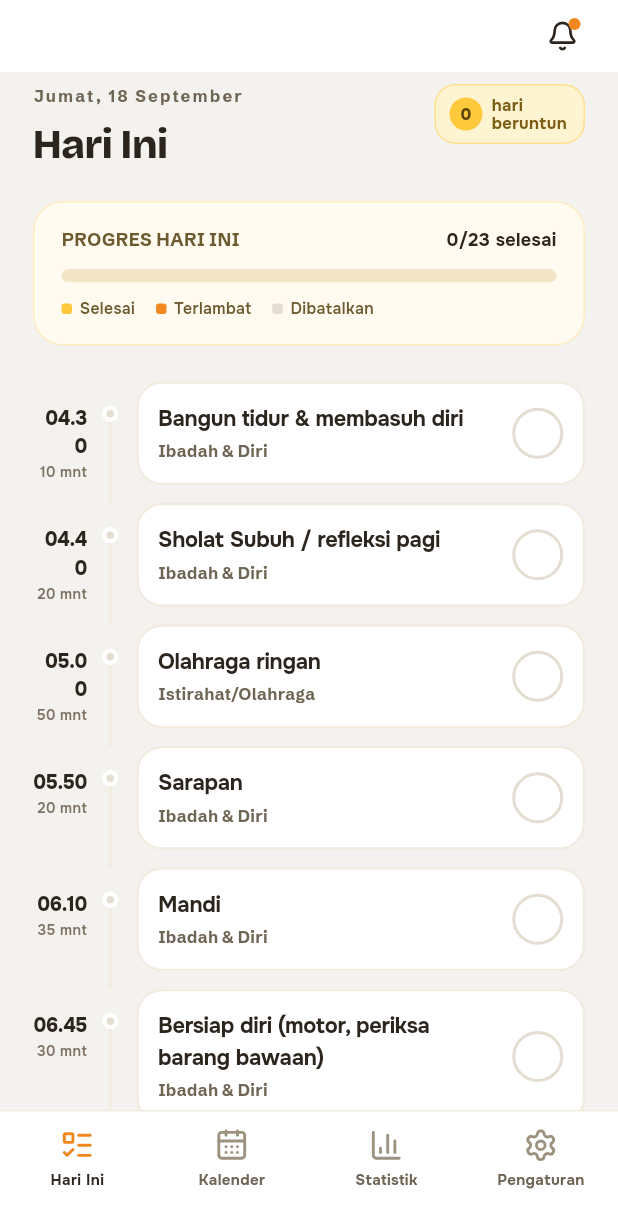
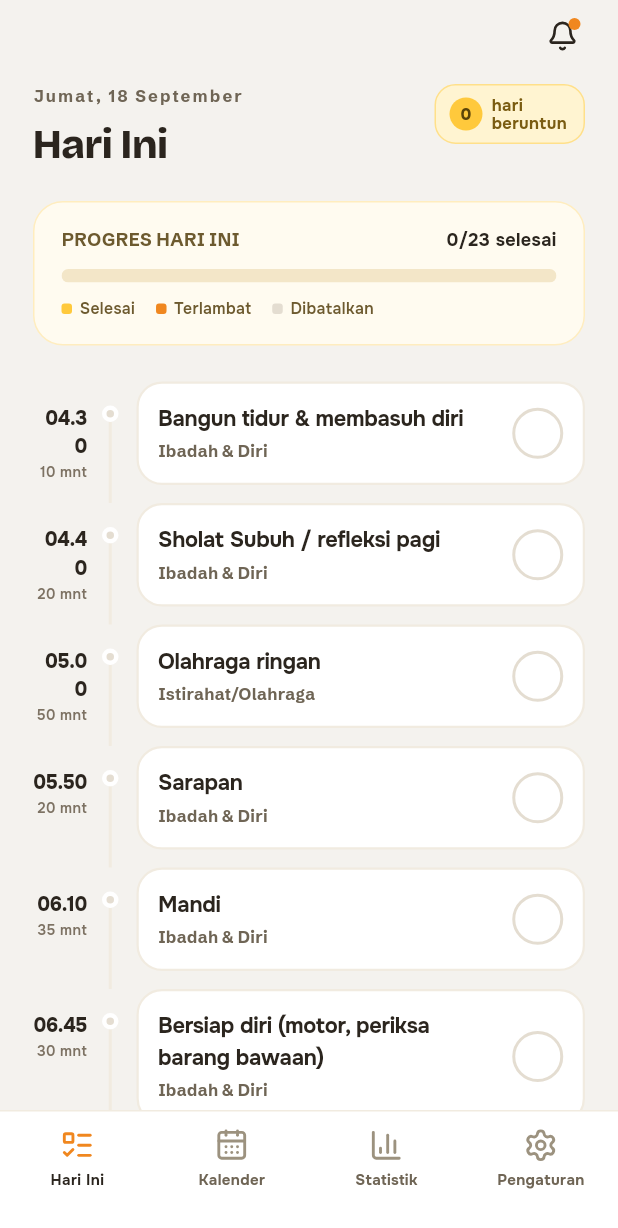
Before and after one commit to itsraziqsm/Daily-Track-App, a Flutter app: the screen it shows after launch, on a phone screen of 412 x 824 dp. Shown: the top 1228 px of the screen. Run offline on Flutter 3.47's test engine with Material 3 defaults, Android fonts, the phone set to English and light mode, and no system bars; our stand-ins replace lucide_icons_flutter, sqflite; accounts and stored records are empty.

Commit message:
Animate checking a task and the daily progress bar
Checking a task now pops its icon in with an overshoot, cross-fades
the circle fill and card tint, and fires a selection haptic. The
progress bar becomes three stacked layers whose widths tween
independently, so the done and late portions grow into place instead
of snapping, and the counter above it counts up.

Also pins the app bar to the main background colour: Material 3 was
tinting it on scroll-under, which made it drift away from the body.

Co-Authored-By: Claude Opus 5 <noreply@anthropic.com>
Claude-Session: https://claude.ai/code/session_01NbFS92ECAiKe7ZkBYNtGfg

```diff
--- a/lib/screens/home_tab.dart
+++ b/lib/screens/home_tab.dart
@@ -99,29 +99,19 @@ class HomeTab extends StatelessWidget {
                     'PROGRES HARI INI',
                     style: TextStyle(fontFamily: AppFonts.subtitle, fontSize: 12, fontWeight: FontWeight.w700, letterSpacing: 0.3, color: AppColors.yellowInk3),
                   ),
-                  Text(
-                    '${provider.doneCount}/${provider.totalCount} selesai',
-                    style: const TextStyle(fontSize: 12, fontWeight: FontWeight.w700, color: AppColors.ink),
+                  TweenAnimationBuilder<double>(
+                    tween: Tween(end: provider.doneCount.toDouble()),
+                    duration: const Duration(milliseconds: 450),
+                    curve: Curves.easeOutCubic,
+                    builder: (context, value, _) => Text(
+                      '${value.round()}/${provider.totalCount} selesai',
+                      style: const TextStyle(fontSize: 12, fontWeight: FontWeight.w700, color: AppColors.ink),
+                    ),
                   ),
                 ],
               ),
               const SizedBox(height: 11),
-              ClipRRect(
-                borderRadius: BorderRadius.circular(99),
-                child: SizedBox(
-                  height: 9,
-                  child: Row(
-                    children: [
-                      Expanded(flex: (pctDone * 1000).round().clamp(0, 1000), child: Container(color: AppColors.yellow)),
-                      Expanded(flex: (pctLate * 1000).round().clamp(0, 1000), child: Container(color: AppColors.orange)),
-                      Expanded(
-                        flex: (1000 - (pctDone * 1000).round() - (pctLate * 1000).round()).clamp(0, 1000),
-                        child: Container(color: const Color(0xFFF3E6C8)),
-                      ),
-                    ],
-                  ),
-                ),
-              ),
+              _ProgressBar(donePct: pctDone, latePct: pctLate),
               const SizedBox(height: 10),
               Wrap(
                 spacing: 14,
@@ -172,6 +162,61 @@ class HomeTab extends StatelessWidget {
   }
 }
 
+/// Bar progres tiga lapis: jalur dasar, porsi terlambat, lalu porsi selesai
+/// tepat waktu di atasnya. Tiap lapis melebar sendiri saat angkanya berubah.
+class _ProgressBar extends StatelessWidget {
+  final double donePct;
+  final double latePct;
+
+  const _ProgressBar({required this.donePct, required this.latePct});
+
+  @override
+  Widget build(BuildContext context) {
+    return ClipRRect(
+      borderRadius: BorderRadius.circular(99),
+      child: SizedBox(
+        height: 9,
+        child: Stack(
+          children: [
+            Positioned.fill(child: Container(color: const Color(0xFFF3E6C8))),
+            _ProgressSegment(fraction: donePct + latePct, color: AppColors.orange),
+            _ProgressSegment(fraction: donePct, color: AppColors.yellow),
+          ],
+        ),
+      ),
+    );
+  }
+}
+
+class _ProgressSegment extends StatelessWidget {
+  final double fraction;
+  final Color color;
+
+  const _ProgressSegment({required this.fraction, required this.color});
+
+  @override
+  Widget build(BuildContext context) {
+    return Positioned.fill(
+      child: TweenAnimationBuilder<double>(
+        tween: Tween(end: fraction.clamp(0.0, 1.0)),
+        duration: const Duration(milliseconds: 450),
+        // Sedikit melewati target lalu mengendap, seperti transisi di desain.
+        curve: const Cubic(0.3, 1.2, 0.4, 1),
+        builder: (context, value, _) => Align(
+          alignment: Alignment.centerLeft,
+          child: FractionallySizedBox(
+            widthFactor: value.clamp(0.0, 1.0),
+            heightFactor: 1,
+            child: DecoratedBox(
+              decoration: BoxDecoration(color: color, borderRadius: BorderRadius.circular(99)),
+            ),
+          ),
+        ),
+      ),
+    );
+  }
+}
+
 class _Legend extends StatelessWidget {
   final Color color;
   final String label;
--- a/lib/screens/notification_feed_screen.dart
+++ b/lib/screens/notification_feed_screen.dart
@@ -18,7 +18,7 @@ class NotificationFeedScreen extends StatelessWidget {
     final items = provider.allLogs.take(20).toList();
 
     return Scaffold(
-      backgroundColor: AppColors.card,
+      backgroundColor: AppColors.bg,
       appBar: AppBar(
         title: const Text('Notifikasi', style: TextStyle(fontFamily: AppFonts.title, fontSize: 22, fontWeight: FontWeight.w800, letterSpacing: -0.5, color: AppColors.ink)),
         actions: [
--- a/lib/theme/app_theme.dart
+++ b/lib/theme/app_theme.dart
@@ -1,4 +1,5 @@
 import 'package:flutter/material.dart';
+import 'package:flutter/services.dart';
 
 /// Tiga famili huruf, semuanya dibundel lokal di `assets/fonts/`.
 class AppFonts {
@@ -61,10 +62,20 @@ ThemeData buildAppTheme() {
       displayColor: AppColors.ink,
     ),
     appBarTheme: const AppBarTheme(
-      backgroundColor: AppColors.card,
+      // Sewarna dengan latar utama. surfaceTint & scrolledUnderElevation
+      // dimatikan supaya Material 3 tidak menaburkan warna elevasi saat konten
+      // digulung ke belakang app bar.
+      backgroundColor: AppColors.bg,
+      surfaceTintColor: Colors.transparent,
+      scrolledUnderElevation: 0,
+      elevation: 0,
       foregroundColor: AppColors.ink,
-      elevation: 0,
       centerTitle: false,
+      systemOverlayStyle: SystemUiOverlayStyle(
+        statusBarColor: Colors.transparent,
+        statusBarIconBrightness: Brightness.dark,
+        statusBarBrightness: Brightness.light,
+      ),
     ),
     dividerColor: AppColors.line,
   );
--- a/lib/widgets/activity_tile.dart
+++ b/lib/widgets/activity_tile.dart
@@ -1,4 +1,5 @@
 import 'package:flutter/material.dart';
+import 'package:flutter/services.dart';
 import 'package:lucide_icons_flutter/lucide_icons.dart';
 
 import '../models/activity.dart';
@@ -117,7 +118,9 @@ class ActivityTile extends StatelessWidget {
           Column(
             children: [
               const SizedBox(height: 16),
-              Container(
+              AnimatedContainer(
+                duration: const Duration(milliseconds: 240),
+                curve: Curves.easeOut,
                 width: 11,
                 height: 11,
                 decoration: BoxDecoration(
@@ -136,7 +139,9 @@ class ActivityTile extends StatelessWidget {
           Expanded(
             child: Padding(
               padding: const EdgeInsets.only(bottom: 12),
-              child: Container(
+              child: AnimatedContainer(
+                duration: const Duration(milliseconds: 250),
+                curve: Curves.easeOut,
                 padding: const EdgeInsets.all(13),
                 decoration: BoxDecoration(
                   color: cardBg,
@@ -178,8 +183,13 @@ class ActivityTile extends StatelessWidget {
                         ),
                         const SizedBox(width: 11),
                         GestureDetector(
-                          onTap: onCheck,
-                          child: Container(
+                          onTap: () {
+                            HapticFeedback.selectionClick();
+                            onCheck();
+                          },
+                          child: AnimatedContainer(
+                            duration: const Duration(milliseconds: 240),
+                            curve: Curves.easeOut,
                             width: 34,
                             height: 34,
                             alignment: Alignment.center,
@@ -188,9 +198,25 @@ class ActivityTile extends StatelessWidget {
                               color: checkBg,
                               border: Border.all(color: accent, width: 2),
                             ),
-                            child: checkIcon == null
-                                ? null
-                                : Icon(checkIcon, size: 16, color: checkInk),
+                            child: AnimatedSwitcher(
+                              duration: const Duration(milliseconds: 280),
+                              // Muncul dengan sedikit melambung, meniru keyframe
+                              // "dtpop" di desain.
+                              switchInCurve: Curves.easeOutBack,
+                              switchOutCurve: Curves.easeIn,
+                              transitionBuilder: (child, animation) => ScaleTransition(
+                                scale: animation,
+                                child: FadeTransition(opacity: animation, child: child),
+                              ),
+                              child: checkIcon == null
+                                  ? const SizedBox.shrink(key: ValueKey('kosong'))
+                                  : Icon(
+                                      checkIcon,
+                                      key: ValueKey(checkIcon.codePoint),
+                                      size: 16,
+                                      color: checkInk,
+                                    ),
+                            ),
                           ),
                         ),
                       ],
@@ -223,7 +249,10 @@ class ActivityTile extends StatelessWidget {
                           const SizedBox(width: 8),
                           Expanded(
                             child: GestureDetector(
-                              onTap: onCheck,
+                              onTap: () {
+                                HapticFeedback.selectionClick();
+                                onCheck();
+                              },
                               child: Container(
                                 padding: const EdgeInsets.symmetric(vertical: 8),
                                 alignment: Alignment.center,
```
